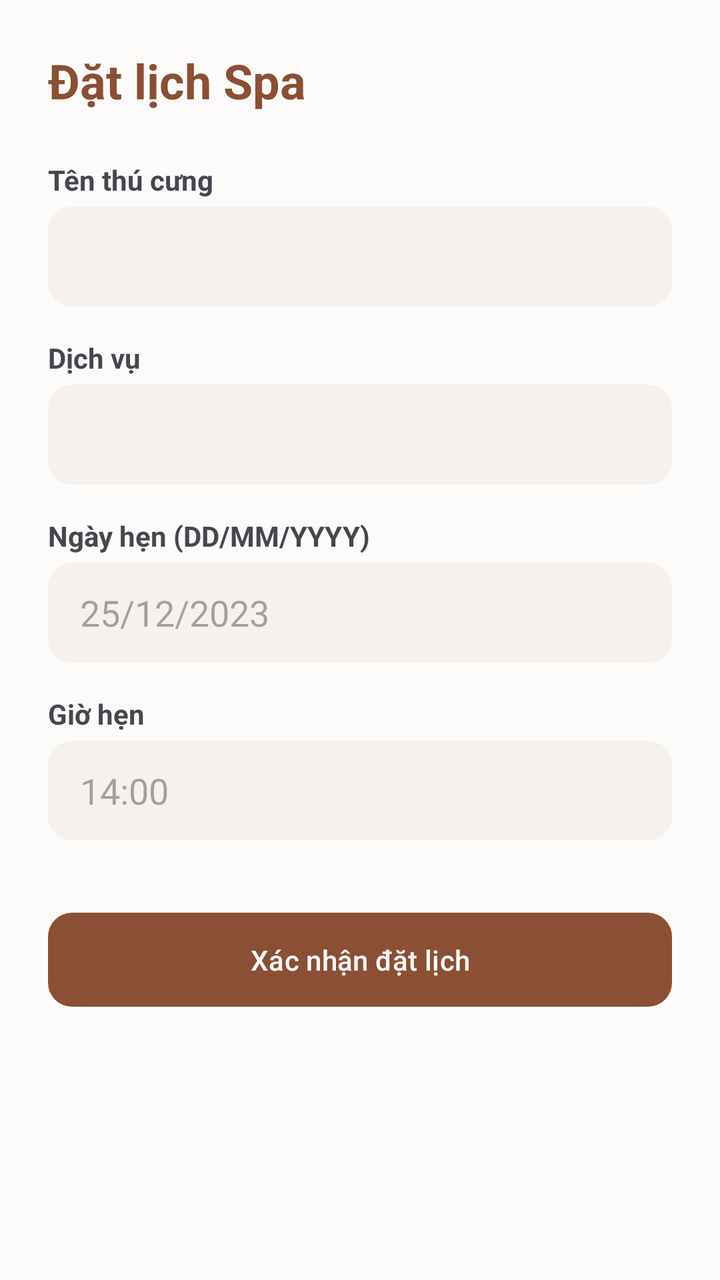
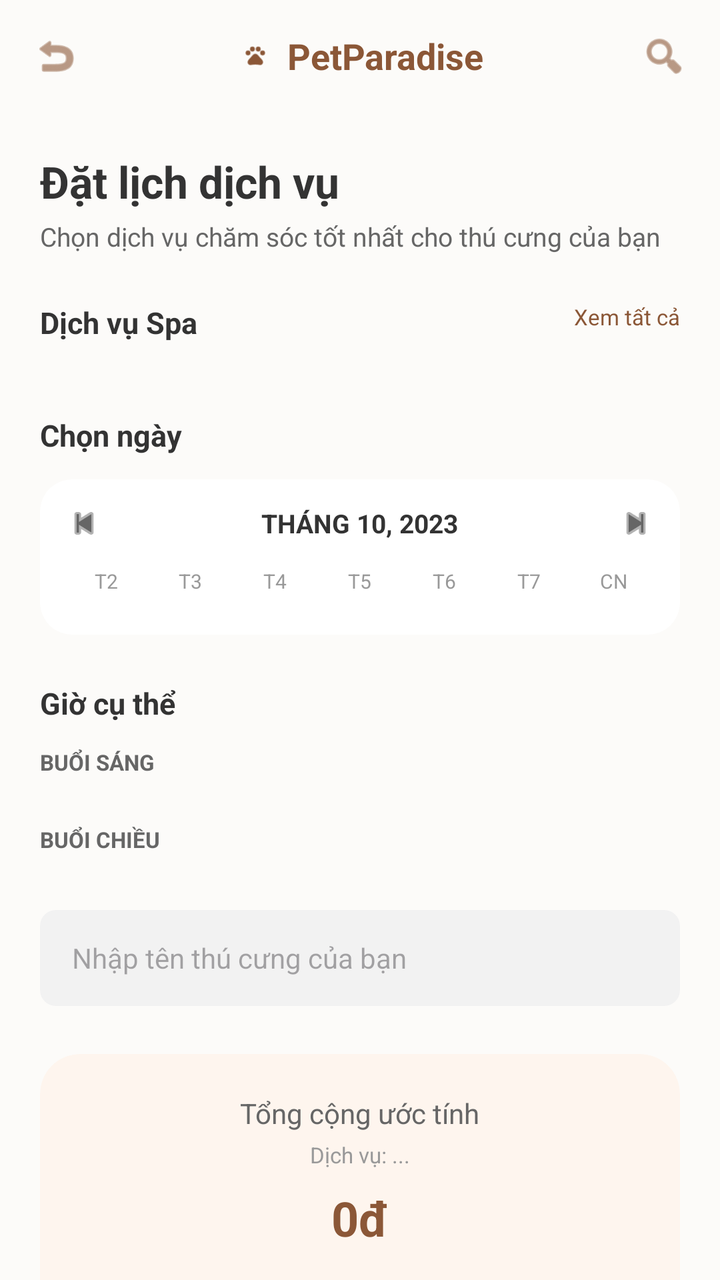

The first picture is an Android layout as it rendered before a commit; the second is the same layout after the commit. The layout source and the unified diff follow.
<!-- AndroidManifest.xml: application theme Theme.PetParadise -->
<!-- res/layout/activity_booking.xml -->
<?xml version="1.0" encoding="utf-8"?>
<LinearLayout xmlns:android="http://schemas.android.com/apk/res/android"
    xmlns:app="http://schemas.android.com/apk/res-auto"
    android:layout_width="match_parent"
    android:layout_height="match_parent"
    android:background="@color/bg_main"
    android:orientation="vertical"
    android:padding="24dp">

    <TextView
        android:layout_width="wrap_content"
        android:layout_height="wrap_content"
        android:text="Đặt lịch Spa"
        android:textColor="@color/brown_main"
        android:textSize="24sp"
        android:textStyle="bold"
        android:layout_marginBottom="24dp" />

    <TextView android:layout_width="wrap_content" android:layout_height="wrap_content" android:text="Tên thú cưng" android:textStyle="bold" android:layout_marginBottom="4dp"/>
    <EditText android:id="@+id/et_pet_name" android:layout_width="match_parent" android:layout_height="50dp" android:background="@drawable/edittext_bg" android:paddingHorizontal="16dp" android:layout_marginBottom="16dp"/>

    <TextView android:layout_width="wrap_content" android:layout_height="wrap_content" android:text="Dịch vụ" android:textStyle="bold" android:layout_marginBottom="4dp"/>
    <Spinner android:id="@+id/spinner_service" android:layout_width="match_parent" android:layout_height="50dp" android:background="@drawable/edittext_bg" android:layout_marginBottom="16dp"/>

    <TextView android:layout_width="wrap_content" android:layout_height="wrap_content" android:text="Ngày hẹn (DD/MM/YYYY)" android:textStyle="bold" android:layout_marginBottom="4dp"/>
    <EditText android:id="@+id/et_date" android:layout_width="match_parent" android:layout_height="50dp" android:background="@drawable/edittext_bg" android:paddingHorizontal="16dp" android:layout_marginBottom="16dp" android:hint="25/12/2023"/>

    <TextView android:layout_width="wrap_content" android:layout_height="wrap_content" android:text="Giờ hẹn" android:textStyle="bold" android:layout_marginBottom="4dp"/>
    <EditText android:id="@+id/et_time" android:layout_width="match_parent" android:layout_height="50dp" android:background="@drawable/edittext_bg" android:paddingHorizontal="16dp" android:layout_marginBottom="32dp" android:hint="14:00"/>

    <com.google.android.material.button.MaterialButton
        android:id="@+id/btn_submit_booking"
        android:layout_width="match_parent"
        android:layout_height="55dp"
        android:text="Xác nhận đặt lịch"
        android:textColor="@color/white"
        app:backgroundTint="@color/brown_main"
        app:cornerRadius="12dp" />

</LinearLayout>
<!-- resources referenced by this layout -->
<resources>
  <color name="bg_main">#FCFBF9</color>
  <color name="brown_main">#8A4F35</color>
  <color name="white">#FFFFFFFF</color>
  <!-- drawable edittext_bg (drawable) -->
  <?xml version="1.0" encoding="utf-8"?>
  <shape xmlns:android="http://schemas.android.com/apk/res/android">
      <solid android:color="#F5F1EE"/>
      <corners android:radius="12dp"/>
  </shape>
  <style name="Theme.PetParadise" parent="Base.Theme.PetParadise" />
  <style name="Base.Theme.PetParadise" parent="Theme.Material3.DayNight.NoActionBar">
          
          
      </style>
</resources>

<!-- the commit's change to res/layout/activity_booking.xml (unified diff, before → after) -->
@@ -3,38 +3,293 @@
     xmlns:app="http://schemas.android.com/apk/res-auto"
     android:layout_width="match_parent"
     android:layout_height="match_parent"
-    android:background="@color/bg_main"
-    android:orientation="vertical"
-    android:padding="24dp">
-
-    <TextView
-        android:layout_width="wrap_content"
-        android:layout_height="wrap_content"
-        android:text="Đặt lịch Spa"
-        android:textColor="@color/brown_main"
-        android:textSize="24sp"
-        android:textStyle="bold"
-        android:layout_marginBottom="24dp" />
-
-    <TextView android:layout_width="wrap_content" android:layout_height="wrap_content" android:text="Tên thú cưng" android:textStyle="bold" android:layout_marginBottom="4dp"/>
-    <EditText android:id="@+id/et_pet_name" android:layout_width="match_parent" android:layout_height="50dp" android:background="@drawable/edittext_bg" android:paddingHorizontal="16dp" android:layout_marginBottom="16dp"/>
-
-    <TextView android:layout_width="wrap_content" android:layout_height="wrap_content" android:text="Dịch vụ" android:textStyle="bold" android:layout_marginBottom="4dp"/>
-    <Spinner android:id="@+id/spinner_service" android:layout_width="match_parent" android:layout_height="50dp" android:background="@drawable/edittext_bg" android:layout_marginBottom="16dp"/>
-
-    <TextView android:layout_width="wrap_content" android:layout_height="wrap_content" android:text="Ngày hẹn (DD/MM/YYYY)" android:textStyle="bold" android:layout_marginBottom="4dp"/>
-    <EditText android:id="@+id/et_date" android:layout_width="match_parent" android:layout_height="50dp" android:background="@drawable/edittext_bg" android:paddingHorizontal="16dp" android:layout_marginBottom="16dp" android:hint="25/12/2023"/>
-
-    <TextView android:layout_width="wrap_content" android:layout_height="wrap_content" android:text="Giờ hẹn" android:textStyle="bold" android:layout_marginBottom="4dp"/>
-    <EditText android:id="@+id/et_time" android:layout_width="match_parent" android:layout_height="50dp" android:background="@drawable/edittext_bg" android:paddingHorizontal="16dp" android:layout_marginBottom="32dp" android:hint="14:00"/>
-
-    <com.google.android.material.button.MaterialButton
-        android:id="@+id/btn_submit_booking"
+    android:background="#FCFBF9"
+    android:orientation="vertical">
+
+    
+    <RelativeLayout
         android:layout_width="match_parent"
-        android:layout_height="55dp"
-        android:text="Xác nhận đặt lịch"
-        android:textColor="@color/white"
-        app:backgroundTint="@color/brown_main"
-        app:cornerRadius="12dp" />
+        android:layout_height="56dp"
+        android:paddingHorizontal="16dp">
+        <ImageView
+            android:id="@+id/btn_back"
+            android:layout_width="24dp"
+            android:layout_height="24dp"
+            android:layout_centerVertical="true"
+            android:src="@android:drawable/ic_menu_revert"
+            app:tint="#8B5737" />
+        <LinearLayout
+            android:layout_width="wrap_content"
+            android:layout_height="wrap_content"
+            android:layout_centerInParent="true"
+            android:gravity="center_vertical"
+            android:orientation="horizontal">
+            <ImageView
+                android:layout_width="20dp"
+                android:layout_height="20dp"
+                android:src="@drawable/ic_launcher_foreground"
+                app:tint="#8B5737" />
+            <TextView
+                android:layout_width="wrap_content"
+                android:layout_height="wrap_content"
+                android:layout_marginStart="6dp"
+                android:text="PetParadise"
+                android:textColor="#8B5737"
+                android:textSize="18sp"
+                android:textStyle="bold" />
+        </LinearLayout>
+        <ImageView
+            android:layout_width="24dp"
+            android:layout_height="24dp"
+            android:layout_alignParentEnd="true"
+            android:layout_centerVertical="true"
+            android:src="@android:drawable/ic_menu_search"
+            app:tint="#8B5737" />
+    </RelativeLayout>
+
+    <androidx.core.widget.NestedScrollView
+        android:layout_width="match_parent"
+        android:layout_height="0dp"
+        android:layout_weight="1"
+        android:scrollbars="none">
+
+        <LinearLayout
+            android:layout_width="match_parent"
+            android:layout_height="wrap_content"
+            android:orientation="vertical"
+            android:padding="20dp">
+
+            <TextView
+                android:layout_width="wrap_content"
+                android:layout_height="wrap_content"
+                android:text="Đặt lịch dịch vụ"
+                android:textColor="#333333"
+                android:textSize="22sp"
+                android:textStyle="bold" />
+
+            <TextView
+                android:layout_width="wrap_content"
+                android:layout_height="wrap_content"
+                android:layout_marginTop="4dp"
+                android:text="Chọn dịch vụ chăm sóc tốt nhất cho thú cưng của bạn"
+                android:textColor="#666666"
+                android:textSize="13sp" />
+
+            
+            <RelativeLayout
+                android:layout_width="match_parent"
+                android:layout_height="wrap_content"
+                android:layout_marginTop="24dp"
+                android:layout_marginBottom="12dp">
+                <TextView
+                    android:layout_width="wrap_content"
+                    android:layout_height="wrap_content"
+                    android:text="Dịch vụ Spa"
+                    android:textColor="#333333"
+                    android:textStyle="bold"
+                    android:textSize="15sp" />
+                <TextView
+                    android:layout_width="wrap_content"
+                    android:layout_height="wrap_content"
+                    android:layout_alignParentEnd="true"
+                    android:text="Xem tất cả"
+                    android:textColor="#8B5737"
+                    android:textSize="11sp" />
+            </RelativeLayout>
+
+            <androidx.recyclerview.widget.RecyclerView
+                android:id="@+id/rv_booking_services"
+                android:layout_width="match_parent"
+                android:layout_height="wrap_content"
+                android:nestedScrollingEnabled="false" />
+
+            
+            <TextView
+                android:layout_width="wrap_content"
+                android:layout_height="wrap_content"
+                android:layout_marginTop="24dp"
+                android:layout_marginBottom="12dp"
+                android:text="Chọn ngày"
+                android:textColor="#333333"
+                android:textStyle="bold"
+                android:textSize="15sp" />
+
+            
+            <androidx.cardview.widget.CardView
+                android:layout_width="match_parent"
+                android:layout_height="wrap_content"
+                app:cardCornerRadius="16dp"
+                app:cardElevation="0dp"
+                app:cardBackgroundColor="@color/white">
+                <LinearLayout
+                    android:layout_width="match_parent"
+                    android:layout_height="wrap_content"
+                    android:orientation="vertical"
+                    android:padding="12dp">
+                    <RelativeLayout
+                        android:layout_width="match_parent"
+                        android:layout_height="wrap_content"
+                        android:layout_marginBottom="12dp">
+                        <ImageView
+                            android:id="@+id/btn_prev_date"
+                            android:layout_width="20dp"
+                            android:layout_height="20dp"
+                            android:src="@android:drawable/ic_media_previous"
+                            app:tint="#666666"
+                            android:clickable="true"
+                            android:focusable="true" />
+                        <TextView
+                            android:id="@+id/tv_selected_month_header"
+                            android:layout_width="wrap_content"
+                            android:layout_height="wrap_content"
+                            android:layout_centerInParent="true"
+                            android:text="THÁNG 10, 2023"
+                            android:textColor="#333333"
+                            android:textStyle="bold"
+                            android:textSize="13sp"
+                            android:clickable="true"
+                            android:focusable="true"/>
+                        <ImageView
+                            android:id="@+id/btn_next_date"
+                            android:layout_width="20dp"
+                            android:layout_height="20dp"
+                            android:layout_alignParentEnd="true"
+                            android:src="@android:drawable/ic_media_next"
+                            app:tint="#666666"
+                            android:clickable="true"
+                            android:focusable="true" />
+                    </RelativeLayout>
+                    
+                    <LinearLayout android:layout_width="match_parent" android:layout_height="wrap_content" android:orientation="horizontal" android:weightSum="7">
+                        <TextView android:layout_width="0dp" android:layout_height="wrap_content" android:layout_weight="1" android:gravity="center" android:text="T2" android:textSize="10sp" android:textColor="#999999"/>
+                        <TextView android:layout_width="0dp" android:layout_height="wrap_content" android:layout_weight="1" android:gravity="center" android:text="T3" android:textSize="10sp" android:textColor="#999999"/>
+                        <TextView android:layout_width="0dp" android:layout_height="wrap_content" android:layout_weight="1" android:gravity="center" android:text="T4" android:textSize="10sp" android:textColor="#999999"/>
+                        <TextView android:layout_width="0dp" android:layout_height="wrap_content" android:layout_weight="1" android:gravity="center" android:text="T5" android:textSize="10sp" android:textColor="#999999"/>
+                        <TextView android:layout_width="0dp" android:layout_height="wrap_content" android:layout_weight="1" android:gravity="center" android:text="T6" android:textSize="10sp" android:textColor="#999999"/>
+                        <TextView android:layout_width="0dp" android:layout_height="wrap_content" android:layout_weight="1" android:gravity="center" android:text="T7" android:textSize="10sp" android:textColor="#999999"/>
+                        <TextView android:layout_width="0dp" android:layout_height="wrap_content" android:layout_weight="1" android:gravity="center" android:text="CN" android:textSize="10sp" android:textColor="#999999"/>
+                    </LinearLayout>
+                    
+                    <LinearLayout
+                        android:id="@+id/layout_date_row"
+                        android:layout_width="match_parent"
+                        android:layout_height="wrap_content"
+                        android:layout_marginTop="8dp"
+                        android:orientation="horizontal"
+                        android:weightSum="7">
+                        
+                    </LinearLayout>
+                </LinearLayout>
+            </androidx.cardview.widget.CardView>
+
+            
+            <TextView
+                android:layout_width="wrap_content"
+                android:layout_height="wrap_content"
+                android:layout_marginTop="24dp"
+                android:text="Giờ cụ thể"
+                android:textColor="#333333"
+                android:textStyle="bold"
+                android:textSize="15sp" />
+
+            <TextView
+                android:layout_width="wrap_content"
+                android:layout_height="wrap_content"
+                android:layout_marginTop="12dp"
+                android:text="BUỔI SÁNG"
+                android:textColor="#666666"
+                android:textSize="11sp"
+                android:textStyle="bold" />
+
+            <GridLayout
+                android:id="@+id/grid_morning"
+                android:layout_width="match_parent"
+                android:layout_height="wrap_content"
+                android:layout_marginTop="8dp"
+                android:columnCount="3">
+            </GridLayout>
+
+            <TextView
+                android:layout_width="wrap_content"
+                android:layout_height="wrap_content"
+                android:layout_marginTop="16dp"
+                android:text="BUỔI CHIỀU"
+                android:textColor="#666666"
+                android:textSize="11sp"
+                android:textStyle="bold" />
+
+            <GridLayout
+                android:id="@+id/grid_afternoon"
+                android:layout_width="match_parent"
+                android:layout_height="wrap_content"
+                android:layout_marginTop="8dp"
+                android:columnCount="3">
+            </GridLayout>
+
+            <EditText
+                android:id="@+id/et_pet_name"
+                android:layout_width="match_parent"
+                android:layout_height="48dp"
+                android:layout_marginTop="20dp"
+                android:background="@drawable/bg_input_payment"
+                android:hint="Nhập tên thú cưng của bạn"
+                android:paddingHorizontal="16dp"
+                android:textSize="14sp" />
+
+            
+            <androidx.cardview.widget.CardView
+                android:layout_width="match_parent"
+                android:layout_height="wrap_content"
+                android:layout_marginTop="24dp"
+                android:layout_marginBottom="20dp"
+                app:cardCornerRadius="20dp"
+                app:cardElevation="0dp"
+                app:cardBackgroundColor="#FEF5EE">
+                <LinearLayout
+                    android:layout_width="match_parent"
+                    android:layout_height="wrap_content"
+                    android:orientation="vertical"
+                    android:padding="20dp"
+                    android:gravity="center_horizontal">
+                    <TextView
+                        android:layout_width="wrap_content"
+                        android:layout_height="wrap_content"
+                        android:text="Tổng cộng ước tính"
+                        android:textColor="#666666"
+                        android:textSize="14sp" />
+                    <TextView
+                        android:id="@+id/tv_booking_summary_detail"
+                        android:layout_width="wrap_content"
+                        android:layout_height="wrap_content"
+                        android:layout_marginTop="4dp"
+                        android:text="Dịch vụ: ..."
+                        android:textColor="#999999"
+                        android:textSize="11sp" />
+                    <TextView
+                        android:id="@+id/tv_booking_total_price"
+                        android:layout_width="wrap_content"
+                        android:layout_height="wrap_content"
+                        android:layout_marginTop="8dp"
+                        android:text="0đ"
+                        android:textColor="#8B5737"
+                        android:textSize="24sp"
+                        android:textStyle="bold" />
+
+                    <com.google.android.material.button.MaterialButton
+                        android:id="@+id/btn_submit_booking"
+                        android:layout_width="match_parent"
+                        android:layout_height="55dp"
+                        android:layout_marginTop="16dp"
+                        android:text="Xác nhận đặt lịch"
+                        android:textAllCaps="false"
+                        android:textColor="#FFFFFF"
+                        app:backgroundTint="#8B5737"
+                        app:cornerRadius="25dp"
+                        android:textStyle="bold" />
+                </LinearLayout>
+            </androidx.cardview.widget.CardView>
+
+        </LinearLayout>
+    </androidx.core.widget.NestedScrollView>
 
 </LinearLayout>
<!-- resource entries referenced after the edit -->
@@ -1,14 +1,41 @@
 <!-- resources referenced by this layout -->
 <resources>
-  <color name="bg_main">#FCFBF9</color>
-  <color name="brown_main">#8A4F35</color>
   <color name="white">#FFFFFFFF</color>
-  <!-- drawable edittext_bg (drawable) -->
+  <!-- drawable bg_input_payment (drawable) -->
   <?xml version="1.0" encoding="utf-8"?>
   <shape xmlns:android="http://schemas.android.com/apk/res/android">
-      <solid android:color="#F5F1EE"/>
-      <corners android:radius="12dp"/>
+      <solid android:color="#F2F2F2" />
+      <corners android:radius="8dp" />
   </shape>
+  <!-- drawable ic_launcher_foreground (drawable) -->
+  <?xml version="1.0" encoding="utf-8"?>
+  <vector xmlns:android="http://schemas.android.com/apk/res/android"
+      android:width="108dp"
+      android:height="108dp"
+      android:viewportWidth="24"
+      android:viewportHeight="24"
+      android:tint="#FFFFFF">
+    <group android:scaleX="0.58"
+        android:scaleY="0.58"
+        android:translateX="5.04"
+        android:translateY="5.04">
+      <path
+          android:fillColor="@android:color/white"
+          android:pathData="M4.5,9.5m-2.5,0a2.5,2.5 0,1 1,5 0a2.5,2.5 0,1 1,-5 0"/>
+      <path
+          android:fillColor="@android:color/white"
+          android:pathData="M9,5.5m-2.5,0a2.5,2.5 0,1 1,5 0a2.5,2.5 0,1 1,-5 0"/>
+      <path
+          android:fillColor="@android:color/white"
+          android:pathData="M15,5.5m-2.5,0a2.5,2.5 0,1 1,5 0a2.5,2.5 0,1 1,-5 0"/>
+      <path
+          android:fillColor="@android:color/white"
+          android:pathData="M19.5,9.5m-2.5,0a2.5,2.5 0,1 1,5 0a2.5,2.5 0,1 1,-5 0"/>
+      <path
+          android:fillColor="@android:color/white"
+          android:pathData="M17.34,14.86c-0.87,-1.02 -1.6,-1.89 -2.48,-2.91 -0.46,-0.54 -1.05,-1.08 -1.75,-1.32 -0.11,-0.04 -0.22,-0.07 -0.33,-0.09 -0.25,-0.04 -0.52,-0.04 -0.78,-0.04s-0.53,0 -0.79,0.05c-0.11,0.02 -0.22,0.05 -0.33,0.09 -0.7,0.24 -1.28,0.78 -1.75,1.32 -0.87,1.02 -1.6,1.89 -2.48,2.91 -1.31,1.31 -2.92,2.76 -2.62,4.79 0.29,1.02 1.02,2.03 2.33,2.32 0.73,0.15 3.06,-0.44 5.54,-0.44h0.18c2.48,0 4.81,0.58 5.54,0.44 1.31,-0.29 2.04,-1.31 2.33,-2.32 0.31,-2.04 -1.3,-3.49 -2.61,-4.8z"/>
+    </group>
+  </vector>
   <style name="Theme.PetParadise" parent="Base.Theme.PetParadise" />
   <style name="Base.Theme.PetParadise" parent="Theme.Material3.DayNight.NoActionBar">
           
